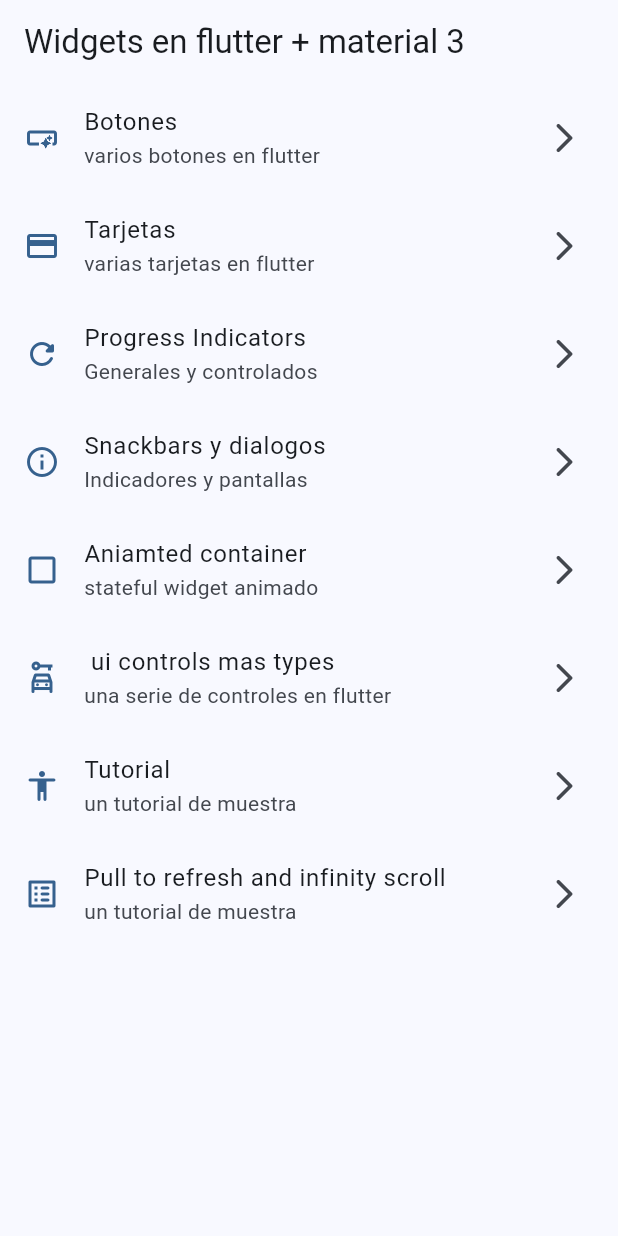
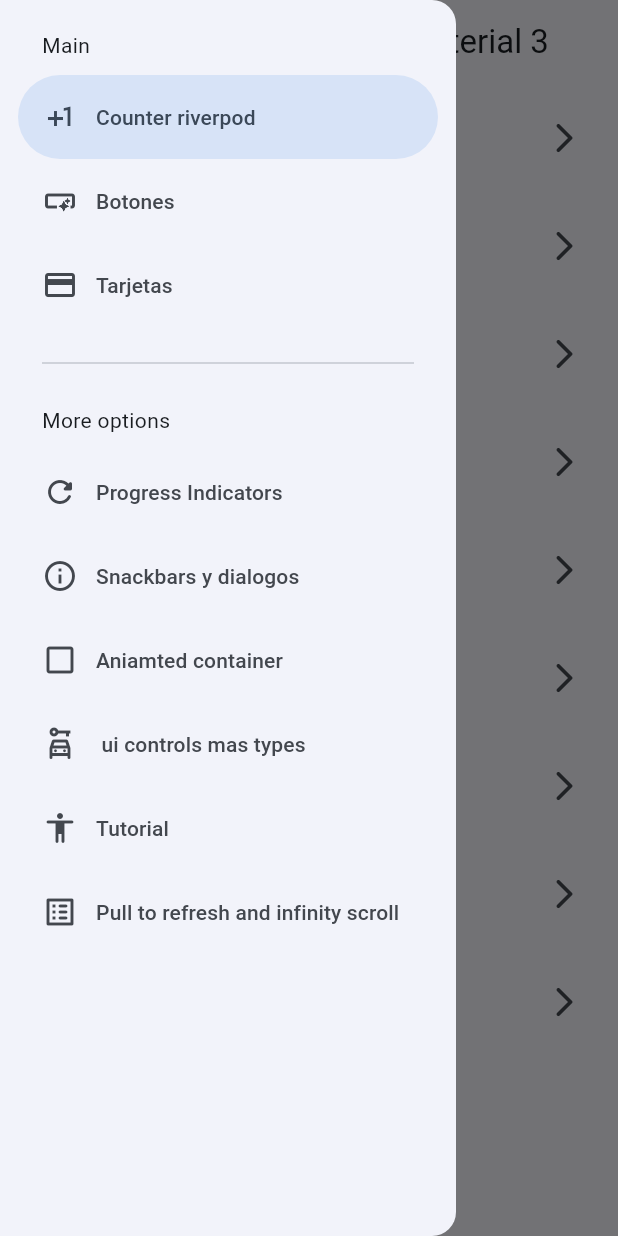
Before and after one commit to isamed92/widget-update, a Flutter app: the screen it shows after launch, with the side drawer open (before the commit the screen has no drawer), on a phone screen of 412 x 824 dp. Run offline on Flutter 3.47's test engine with Material 2 defaults, Android fonts, the phone set to English and light mode, and no system bars; our stand-ins replace animate_do, flutter_riverpod, go_router.

Commit message:
riverpod implemented

```diff
--- a/lib/config/menu/menu_items.dart
+++ b/lib/config/menu/menu_items.dart
@@ -14,6 +14,11 @@ class MenuItems {
 }
 
 const appMenuItems = <MenuItems>[
+  MenuItems(
+      title: 'Counter riverpod',
+      subTitle: 'un contador usando riverpod',
+      link: '/counter',
+      icon: Icons.plus_one),
   MenuItems(
       title: 'Botones',
       subTitle: 'varios botones en flutter',
--- a/lib/config/router/app_router.dart
+++ b/lib/config/router/app_router.dart
@@ -61,6 +61,12 @@ final GoRouter appRouter = GoRouter(
             return const InfiniteScrollScreen();
           },
         ),
+        GoRoute(
+          path: 'counter',
+          builder: (BuildContext context, GoRouterState state) {
+            return const CounterScreen();
+          },
+        ),
       ],
     ),
   ],
--- /dev/null
+++ b/lib/presentation/providers/counter_provider.dart
@@ -0,0 +1,3 @@
+import 'package:flutter_riverpod/flutter_riverpod.dart';
+
+final counterProvider = StateProvider((ref) => 5);
--- /dev/null
+++ b/lib/presentation/providers/theme_provider.dart
@@ -0,0 +1,3 @@
+import 'package:flutter_riverpod/flutter_riverpod.dart';
+
+final isDarkModeProvider = StateProvider((ref) => false);
--- a/lib/presentation/screens/home/home_screen.dart
+++ b/lib/presentation/screens/home/home_screen.dart
@@ -1,6 +1,7 @@
 import 'package:flutter/material.dart';
 import 'package:go_router/go_router.dart';
 import 'package:widgets_app/config/menu/menu_items.dart';
+import 'package:widgets_app/presentation/widgets/side_menu.dart';
 
 class HomeScreen extends StatelessWidget {
   static const String name = 'home_screen';
@@ -8,12 +9,17 @@ class HomeScreen extends StatelessWidget {
 
   @override
   Widget build(BuildContext context) {
+    final scaffoldKey = GlobalKey<ScaffoldState>();
     return Scaffold(
+      key: scaffoldKey,
       appBar: AppBar(
         title: const Text('Widgets en flutter + material 3'),
         centerTitle: false,
       ),
       body: _HomeView(),
+      drawer: SideMenu(
+        scaffoldKey: scaffoldKey,
+      ),
     );
   }
 }
--- a/lib/presentation/screens/screens.dart
+++ b/lib/presentation/screens/screens.dart
@@ -1,3 +1,5 @@
+export 'package:widgets_app/presentation/screens/counter/counter_screen.dart';
+
 export 'package:widgets_app/presentation/screens/animated/animated_screen.dart';
 export 'package:widgets_app/presentation/screens/app_tutorial/app_tutorial_screen.dart';
 export 'package:widgets_app/presentation/screens/buttons/buttons_screen.dart';
--- /dev/null
+++ b/lib/presentation/widgets/side_menu.dart
@@ -0,0 +1,49 @@
+import 'package:flutter/material.dart';
+import 'package:go_router/go_router.dart';
+import 'package:widgets_app/config/menu/menu_items.dart';
+
+class SideMenu extends StatefulWidget {
+  final GlobalKey<ScaffoldState> scaffoldKey;
+  const SideMenu({super.key, required this.scaffoldKey});
+
+  @override
+  State<SideMenu> createState() => _SideMenuState();
+}
+
+class _SideMenuState extends State<SideMenu> {
+  int navDrawerIndex = 0;
+  @override
+  Widget build(BuildContext context) {
+    final hasNotch = MediaQuery.of(context).viewPadding.top > 35;
+
+    return NavigationDrawer(
+      selectedIndex: navDrawerIndex,
+      onDestinationSelected: (value) {
+        setState(() {
+          navDrawerIndex = value;
+        });
+        final menuItem = appMenuItems[value];
+        context.push(menuItem.link);
+        widget.scaffoldKey.currentState?.closeDrawer();
+      },
+      children: [
+        Padding(
+          padding: EdgeInsets.fromLTRB(28, hasNotch ? 5 : 20, 16, 10),
+          child: const Text('Main'),
+        ),
+        ...appMenuItems.sublist(0, 3).map((e) => NavigationDrawerDestination(
+            icon: Icon(e.icon), label: Text(e.title))),
+        const Padding(
+          padding: EdgeInsets.fromLTRB(28, 16, 28, 10),
+          child: Divider(),
+        ),
+        const Padding(
+          padding: EdgeInsets.fromLTRB(28, 10, 16, 10),
+          child: Text('More options'),
+        ),
+        ...appMenuItems.sublist(3).map((e) => NavigationDrawerDestination(
+            icon: Icon(e.icon), label: Text(e.title))),
+      ],
+    );
+  }
+}
--- a/pubspec.yaml
+++ b/pubspec.yaml
@@ -10,6 +10,7 @@ dependencies:
   animate_do: ^3.0.2
   flutter:
     sdk: flutter
+  flutter_riverpod: ^2.3.6
   go_router: ^6.5.8
 
 dev_dependencies:
```
Also changed, not shown: lib/main.dart (+6 -1 lines), lib/presentation/screens/counter/counter_screen.dart (added, +40 -0 lines), pubspec.lock.
